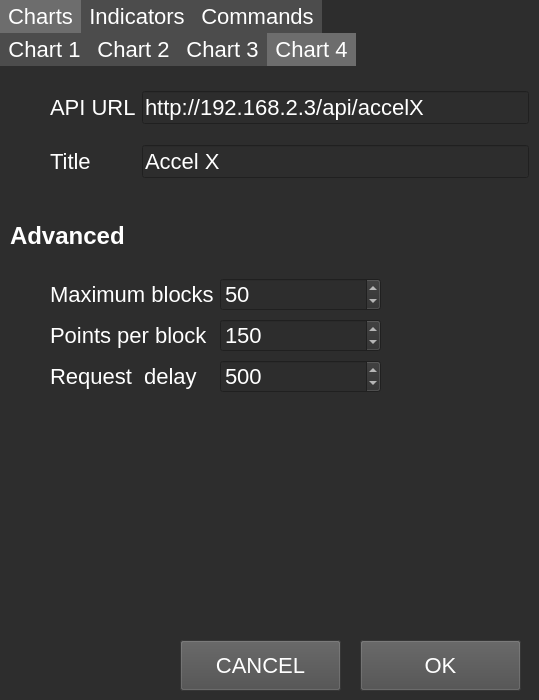
Qt form settings.ui (explosion33/RocketGround) before a commit.
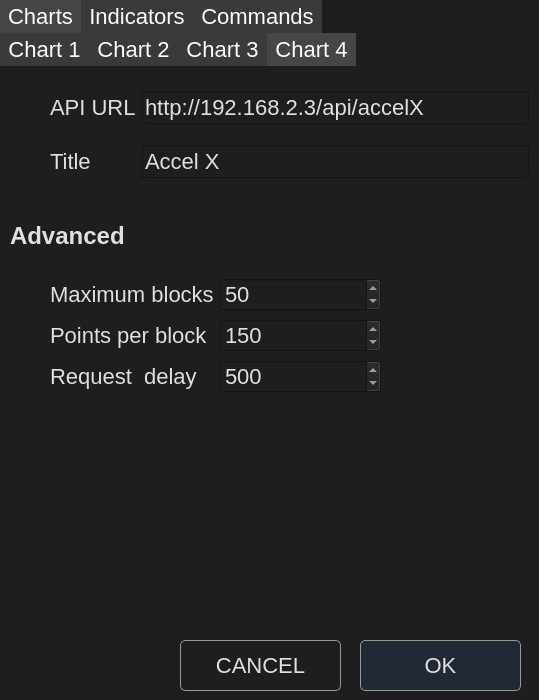
The same form after that commit. The open tabs and pages were chosen to show the change.

Commit message: ui graphics and colors upgrades

```diff
--- a/settings.ui
+++ b/settings.ui
@@ -14,8 +14,8 @@
    <string>Settings</string>
   </property>
   <property name="styleSheet">
-   <string notr="true">background-color: #2D2D2D;
-color: rgb(255, 255, 255);
+   <string notr="true">background-color: #1E1E1E;
+color: #E0E0E0;
 font-size: 22px;</string>
   </property>
   <widget class="QTabWidget" name="tabWidget">
@@ -32,9 +32,9 @@
 
 QTabBar::tab 
 {
-    background: #4C4C4C;;
+    background: #3A3A3A;;
     color: white;   
-    border-color: #4C4C4C;
+    border-color: #3A3A3A;
 	padding-top: 4px;
 	padding-bottom: 4px;
 	padding-left: 8px;
@@ -44,9 +44,9 @@
 QTabBar::tab:selected, 
 QTabBar::tab:hover 
 {
-    background: #6d6d6d;;
+    background: #464646;;
     color: white;   
-    border-color: #6d6d6d;
+    border-color: #464646;
 }</string>
    </property>
    <property name="tabPosition">
@@ -86,6 +86,9 @@
        <height>591</height>
       </rect>
      </property>
+     <property name="styleSheet">
+      <string notr="true"/>
+     </property>
      <property name="currentIndex">
       <number>3</number>
      </property>
@@ -1249,7 +1252,23 @@
     </rect>
    </property>
    <property name="styleSheet">
-    <string notr="true">background-color: #4C4C4C;</string>
+    <string notr="true">QPushButton
+{
+	border: 1px solid #999999;
+   background-color: rgba(62, 96, 193, 36);
+	border-radius: 5px;
+}
+
+QPushButton:pressed
+{
+	border-color: rgba(62, 96, 193, 255);
+   background-color: rgba(62, 96, 193, 66);
+}
+
+QPushButton:hover:!pressed
+{
+   background-color: rgba(62, 96, 193, 46);
+}</string>
    </property>
    <property name="text">
     <string>OK</string>
@@ -1265,7 +1284,23 @@
     </rect>
    </property>
    <property name="styleSheet">
-    <string notr="true">background-color: #4C4C4C;</string>
+    <string notr="true">QPushButton
+{
+	border: 1px solid #999999;
+   background-color: rgba(62, 96, 193, 0);
+	border-radius: 5px;
+}
+
+QPushButton:pressed
+{
+	border-color: rgba(62, 96, 193, 255);
+   background-color: rgba(62, 96, 193, 31);
+}
+
+QPushButton:hover:!pressed
+{
+   background-color: rgba(62, 96, 193, 11);
+}</string>
    </property>
    <property name="text">
     <string>CANCEL</string>
```
Left out of the diff: 2 changed lines with no effect on the pictures. The commit also changes 9 other files.
